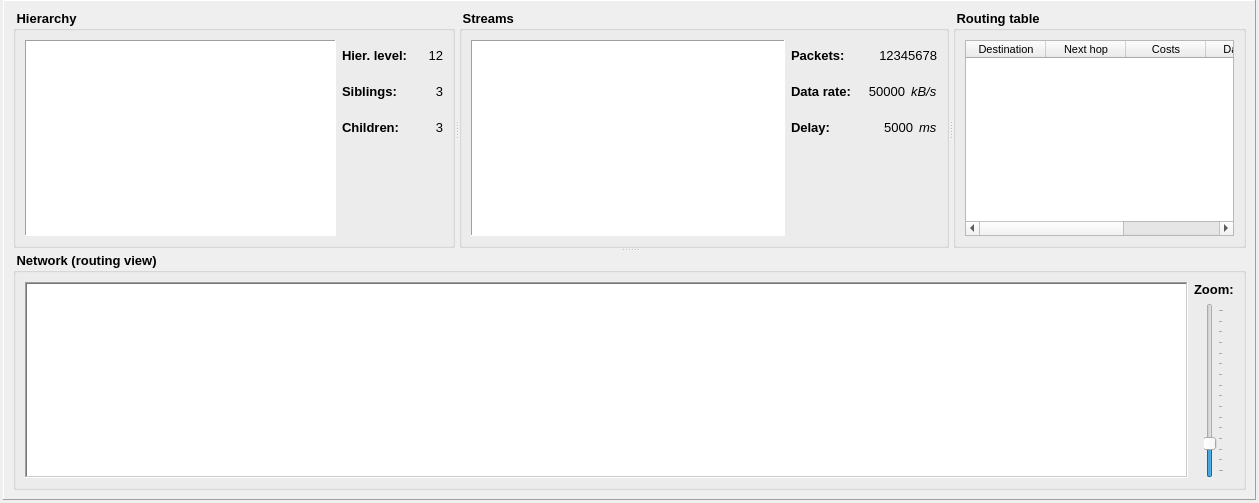
First picture: the form in Homer/forms/Widgets/OverviewNetworkSimulationWidget.ui, repository Homer-Conferencing/Homer-Conferencing, before the edit.
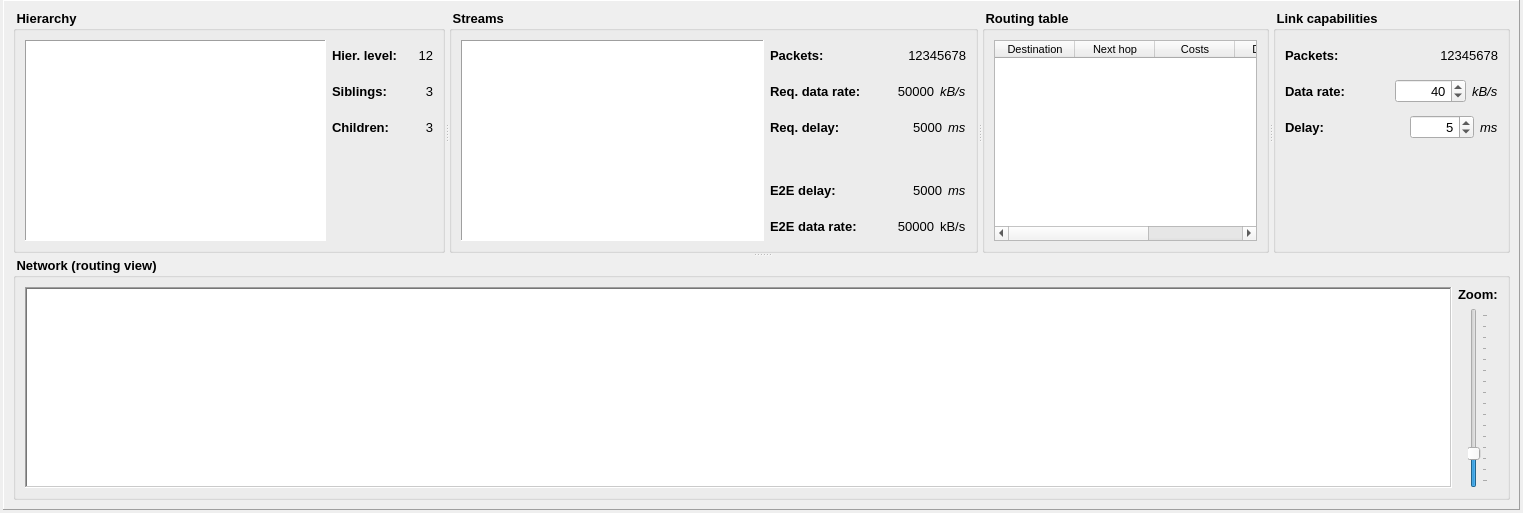
Second picture: the form after the edit.

Commit message: - extended simulation

```diff
--- a/Homer/forms/Widgets/OverviewNetworkSimulationWidget.ui
+++ b/Homer/forms/Widgets/OverviewNetworkSimulationWidget.ui
@@ -6,8 +6,8 @@
    <rect>
     <x>0</x>
     <y>0</y>
-    <width>1259</width>
-    <height>503</height>
+    <width>1523</width>
+    <height>513</height>
    </rect>
   </property>
   <property name="font">
@@ -43,7 +43,7 @@
       <property name="frameShadow">
        <enum>QFrame::Raised</enum>
       </property>
-      <layout class="QVBoxLayout" name="verticalLayout_8">
+      <layout class="QVBoxLayout" name="verticalLayout_10">
        <item>
         <widget class="QSplitter" name="splitter_2">
          <property name="orientation">
@@ -344,16 +344,22 @@
                    <widget class="QLabel" name="mLbPacketsDesc">
                     <property name="minimumSize">
                      <size>
-                      <width>65</width>
+                      <width>115</width>
                       <height>30</height>
                      </size>
                     </property>
                     <property name="maximumSize">
                      <size>
-                      <width>80</width>
+                      <width>115</width>
                       <height>30</height>
                      </size>
                     </property>
+                    <property name="font">
+                     <font>
+                      <weight>75</weight>
+                      <bold>true</bold>
+                     </font>
+                    </property>
                     <property name="text">
                      <string>Packets:</string>
                     </property>
@@ -405,18 +411,24 @@
                    <widget class="QLabel" name="label">
                     <property name="minimumSize">
                      <size>
-                      <width>65</width>
+                      <width>115</width>
                       <height>30</height>
                      </size>
                     </property>
                     <property name="maximumSize">
                      <size>
-                      <width>80</width>
+                      <width>115</width>
                       <height>30</height>
                      </size>
                     </property>
+                    <property name="font">
+                     <font>
+                      <weight>75</weight>
+                      <bold>true</bold>
+                     </font>
+                    </property>
                     <property name="text">
-                     <string>Data rate:</string>
+                     <string>Req. data rate:</string>
                     </property>
                    </widget>
                   </item>
@@ -477,18 +489,24 @@
                    <widget class="QLabel" name="label_4">
                     <property name="minimumSize">
                      <size>
-                      <width>65</width>
+                      <width>115</width>
                       <height>30</height>
                      </size>
                     </property>
                     <property name="maximumSize">
                      <size>
-                      <width>80</width>
+                      <width>115</width>
                       <height>30</height>
                      </size>
                     </property>
+                    <property name="font">
+                     <font>
+                      <weight>75</weight>
+                      <bold>true</bold>
+                     </font>
+                    </property>
                     <property name="text">
-                     <string>Delay:</string>
+                     <string>Req. delay:</string>
                     </property>
                    </widget>
                   </item>
@@ -548,14 +566,154 @@
                   <property name="orientation">
                    <enum>Qt::Vertical</enum>
                   </property>
+                  <property name="sizeType">
+                   <enum>QSizePolicy::MinimumExpanding</enum>
+                  </property>
                   <property name="sizeHint" stdset="0">
                    <size>
                     <width>20</width>
-                    <height>40</height>
+                    <height>5</height>
                    </size>
                   </property>
                  </spacer>
                 </item>
+                <item>
+                 <layout class="QHBoxLayout" name="horizontalLayout_15">
+                  <item>
+                   <widget class="QLabel" name="label_13">
+                    <property name="minimumSize">
+                     <size>
+                      <width>115</width>
+                      <height>30</height>
+                     </size>
+                    </property>
+                    <property name="maximumSize">
+                     <size>
+                      <width>115</width>
+                      <height>30</height>
+                     </size>
+                    </property>
+                    <property name="text">
+                     <string>E2E delay:</string>
+                    </property>
+                   </widget>
+                  </item>
+                  <item>
+                   <spacer name="horizontalSpacer_12">
+                    <property name="orientation">
+                     <enum>Qt::Horizontal</enum>
+                    </property>
+                    <property name="sizeHint" stdset="0">
+                     <size>
+                      <width>40</width>
+                      <height>20</height>
+                     </size>
+                    </property>
+                   </spacer>
+                  </item>
+                  <item>
+                   <widget class="QLabel" name="mLbE2EDelay">
+                    <property name="minimumSize">
+                     <size>
+                      <width>40</width>
+                      <height>0</height>
+                     </size>
+                    </property>
+                    <property name="font">
+                     <font>
+                      <weight>50</weight>
+                      <bold>false</bold>
+                     </font>
+                    </property>
+                    <property name="text">
+                     <string>5000</string>
+                    </property>
+                    <property name="alignment">
+                     <set>Qt::AlignRight|Qt::AlignTrailing|Qt::AlignVCenter</set>
+                    </property>
+                   </widget>
+                  </item>
+                  <item>
+                   <widget class="QLabel" name="label_14">
+                    <property name="font">
+                     <font>
+                      <weight>50</weight>
+                      <italic>true</italic>
+                      <bold>false</bold>
+                     </font>
+                    </property>
+                    <property name="text">
+                     <string>ms</string>
+                    </property>
+                   </widget>
+                  </item>
+                 </layout>
+                </item>
+                <item>
+                 <layout class="QHBoxLayout" name="horizontalLayout_16">
+                  <item>
+                   <widget class="QLabel" name="label_15">
+                    <property name="minimumSize">
+                     <size>
+                      <width>115</width>
+                      <height>30</height>
+                     </size>
+                    </property>
+                    <property name="maximumSize">
+                     <size>
+                      <width>115</width>
+                      <height>30</height>
+                     </size>
+                    </property>
+                    <property name="text">
+                     <string>E2E data rate:</string>
+                    </property>
+                   </widget>
+                  </item>
+                  <item>
+                   <spacer name="horizontalSpacer_13">
+                    <property name="orientation">
+                     <enum>Qt::Horizontal</enum>
+                    </property>
+                    <property name="sizeHint" stdset="0">
+                     <size>
+                      <width>40</width>
+                      <height>20</height>
+                     </size>
+                    </property>
+                   </spacer>
+                  </item>
+                  <item>
+                   <widget class="QLabel" name="mLbE2EDataRate">
+                    <property name="font">
+                     <font>
+                      <weight>50</weight>
+                      <bold>false</bold>
+                     </font>
+                    </property>
+                    <property name="text">
+                     <string>50000</string>
+                    </property>
+                    <property name="alignment">
+                     <set>Qt::AlignRight|Qt::AlignTrailing|Qt::AlignVCenter</set>
+                    </property>
+                   </widget>
+                  </item>
+                  <item>
+                   <widget class="QLabel" name="label_16">
+                    <property name="font">
+                     <font>
+                      <weight>50</weight>
+                      <bold>false</bold>
+                     </font>
+                    </property>
+                    <property name="text">
+                     <string>kB/s</string>
+                    </property>
+                   </widget>
+                  </item>
+                 </layout>
+                </item>
                </layout>
               </item>
              </layout>
@@ -629,6 +787,265 @@
             </item>
            </layout>
           </widget>
+          <widget class="QGroupBox" name="mGrpLinkCaps">
+           <property name="font">
+            <font>
+             <weight>75</weight>
+             <bold>true</bold>
+            </font>
+           </property>
+           <property name="title">
+            <string> Link capabilities </string>
+           </property>
+           <layout class="QVBoxLayout" name="verticalLayout_8">
+            <item>
+             <layout class="QVBoxLayout" name="verticalLayout_6">
+              <item>
+               <layout class="QHBoxLayout" name="horizontalLayout_11">
+                <item>
+                 <widget class="QLabel" name="mLbPacketsDesc_2">
+                  <property name="minimumSize">
+                   <size>
+                    <width>65</width>
+                    <height>30</height>
+                   </size>
+                  </property>
+                  <property name="maximumSize">
+                   <size>
+                    <width>80</width>
+                    <height>30</height>
+                   </size>
+                  </property>
+                  <property name="font">
+                   <font>
+                    <weight>75</weight>
+                    <bold>true</bold>
+                   </font>
+                  </property>
+                  <property name="text">
+                   <string>Packets:</string>
+                  </property>
+                 </widget>
+                </item>
+                <item>
+                 <spacer name="horizontalSpacer_9">
+                  <property name="orientation">
+                   <enum>Qt::Horizontal</enum>
+                  </property>
+                  <property name="sizeType">
+                   <enum>QSizePolicy::MinimumExpanding</enum>
+                  </property>
+                  <property name="sizeHint" stdset="0">
+                   <size>
+                    <width>5</width>
+                    <height>20</height>
+                   </size>
+                  </property>
+                 </spacer>
+                </item>
+                <item>
+                 <widget class="QLabel" name="mLbLinkPackets">
+                  <property name="minimumSize">
+                   <size>
+                    <width>70</width>
+                    <height>0</height>
+                   </size>
+                  </property>
+                  <property name="font">
+                   <font>
+                    <weight>50</weight>
+                    <bold>false</bold>
+                   </font>
+                  </property>
+                  <property name="text">
+                   <string>12345678</string>
+                  </property>
+                  <property name="alignment">
+                   <set>Qt::AlignRight|Qt::AlignTrailing|Qt::AlignVCenter</set>
+                  </property>
+                 </widget>
+                </item>
+               </layout>
+              </item>
+              <item>
+               <layout class="QHBoxLayout" name="horizontalLayout_12">
+                <item>
+                 <widget class="QLabel" name="label_9">
+                  <property name="minimumSize">
+                   <size>
+                    <width>65</width>
+                    <height>30</height>
+                   </size>
+                  </property>
+                  <property name="maximumSize">
+                   <size>
+                    <width>80</width>
+                    <height>30</height>
+                   </size>
+                  </property>
+                  <property name="font">
+                   <font>
+                    <weight>75</weight>
+                    <bold>true</bold>
+                   </font>
+                  </property>
+                  <property name="text">
+                   <string>Data rate:</string>
+                  </property>
+                 </widget>
+                </item>
+                <item>
+                 <spacer name="horizontalSpacer_10">
+                  <property name="orientation">
+                   <enum>Qt::Horizontal</enum>
+                  </property>
+                  <property name="sizeHint" stdset="0">
+                   <size>
+                    <width>40</width>
+                    <height>20</height>
+                   </size>
+                  </property>
+                 </spacer>
+                </item>
+                <item>
+                 <widget class="QSpinBox" name="mSbLinkDataRate">
+                  <property name="font">
+                   <font>
+                    <weight>50</weight>
+                    <bold>false</bold>
+                   </font>
+                  </property>
+                  <property name="alignment">
+                   <set>Qt::AlignRight|Qt::AlignTrailing|Qt::AlignVCenter</set>
+                  </property>
+                  <property name="minimum">
+                   <number>1</number>
+                  </property>
+                  <property name="maximum">
+                   <number>100000</number>
+                  </property>
+                  <property name="singleStep">
+                   <number>10</number>
+                  </property>
+                  <property name="value">
+                   <number>40</number>
+                  </property>
+                 </widget>
+                </item>
+                <item>
+                 <widget class="QLabel" name="label_10">
+                  <property name="font">
+                   <font>
+                    <weight>50</weight>
+                    <italic>true</italic>
+                    <bold>false</bold>
+                   </font>
+                  </property>
+                  <property name="text">
+                   <string>kB/s</string>
+                  </property>
+                 </widget>
+                </item>
+               </layout>
+              </item>
+              <item>
+               <layout class="QHBoxLayout" name="horizontalLayout_13">
+                <item>
+                 <widget class="QLabel" name="label_11">
+                  <property name="minimumSize">
+                   <size>
+                    <width>65</width>
+                    <height>30</height>
+                   </size>
+                  </property>
+                  <property name="maximumSize">
+                   <size>
+                    <width>80</width>
+                    <height>30</height>
+                   </size>
+                  </property>
+                  <property name="font">
+                   <font>
+                    <weight>75</weight>
+                    <bold>true</bold>
+                   </font>
+                  </property>
+                  <property name="text">
+                   <string>Delay:</string>
+                  </property>
+                 </widget>
+                </item>
+                <item>
+                 <spacer name="horizontalSpacer_11">
+                  <property name="orientation">
+                   <enum>Qt::Horizontal</enum>
+                  </property>
+                  <property name="sizeHint" stdset="0">
+                   <size>
+                    <width>40</width>
+                    <height>20</height>
+                   </size>
+                  </property>
+                 </spacer>
+                </item>
+                <item>
+                 <widget class="QSpinBox" name="mSbLinkDelay">
+                  <property name="font">
+                   <font>
+                    <weight>50</weight>
+                    <bold>false</bold>
+                   </font>
+                  </property>
+                  <property name="alignment">
+                   <set>Qt::AlignRight|Qt::AlignTrailing|Qt::AlignVCenter</set>
+                  </property>
+                  <property name="minimum">
+                   <number>1</number>
+                  </property>
+                  <property name="maximum">
+                   <number>10000</number>
+                  </property>
+                  <property name="singleStep">
+                   <number>5</number>
+                  </property>
+                  <property name="value">
+                   <number>5</number>
+                  </property>
+                 </widget>
+                </item>
+                <item>
+                 <widget class="QLabel" name="label_12">
+                  <property name="font">
+                   <font>
+                    <weight>50</weight>
+                    <italic>true</italic>
+                    <bold>false</bold>
+                   </font>
+                  </property>
+                  <property name="text">
+                   <string>ms</string>
+                  </property>
+                 </widget>
+                </item>
+               </layout>
+              </item>
+              <item>
+               <spacer name="verticalSpacer_3">
+                <property name="orientation">
+                 <enum>Qt::Vertical</enum>
+                </property>
+                <property name="sizeHint" stdset="0">
+                 <size>
+                  <width>20</width>
+                  <height>40</height>
+                 </size>
+                </property>
+               </spacer>
+              </item>
+             </layout>
+            </item>
+           </layout>
+          </widget>
          </widget>
          <widget class="QGroupBox" name="groupBox_3">
           <property name="font">
```
The commit also changes 13 other files.
